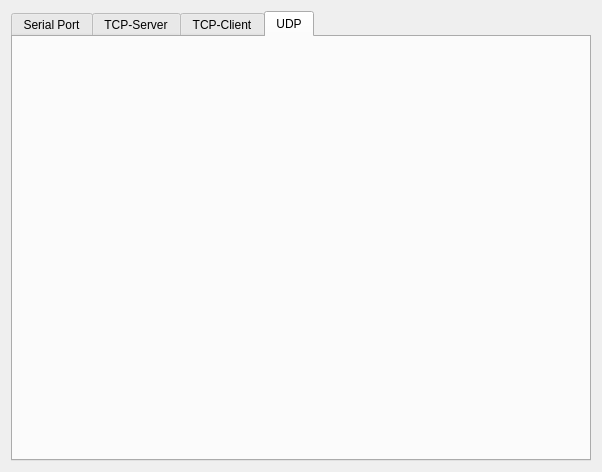
CharlosNels/DebugMyProtocol, file openroutedialog.ui: the form before one commit.
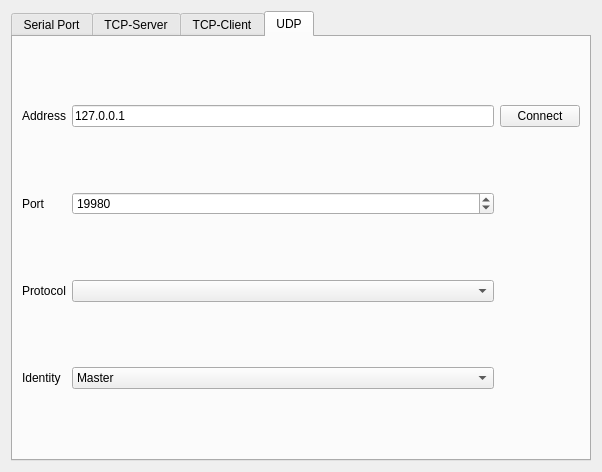
The form after the commit. The open tabs and pages were chosen to show the change.

The edit to the form file:
```diff
--- a/openroutedialog.ui
+++ b/openroutedialog.ui
@@ -276,6 +276,77 @@
       <attribute name="title">
        <string>UDP</string>
       </attribute>
+      <layout class="QGridLayout" name="gridLayout_4">
+       <item row="0" column="0">
+        <widget class="QLabel" name="label_15">
+         <property name="text">
+          <string>Address</string>
+         </property>
+        </widget>
+       </item>
+       <item row="0" column="1">
+        <widget class="QLineEdit" name="edit_udp_remote_server_addr">
+         <property name="text">
+          <string>127.0.0.1</string>
+         </property>
+        </widget>
+       </item>
+       <item row="0" column="2">
+        <widget class="QPushButton" name="button_connect_udp">
+         <property name="text">
+          <string>Connect</string>
+         </property>
+        </widget>
+       </item>
+       <item row="1" column="0">
+        <widget class="QLabel" name="label_16">
+         <property name="text">
+          <string>Port</string>
+         </property>
+        </widget>
+       </item>
+       <item row="1" column="1">
+        <widget class="QSpinBox" name="box_udp_remote_server_port">
+         <property name="maximum">
+          <number>65535</number>
+         </property>
+         <property name="value">
+          <number>19980</number>
+         </property>
+        </widget>
+       </item>
+       <item row="2" column="0">
+        <widget class="QLabel" name="label_14">
+         <property name="text">
+          <string>Protocol</string>
+         </property>
+        </widget>
+       </item>
+       <item row="2" column="1">
+        <widget class="QComboBox" name="box_udp_protocol"/>
+       </item>
+       <item row="3" column="0">
+        <widget class="QLabel" name="label_identity_udp">
+         <property name="text">
+          <string>Identity</string>
+         </property>
+        </widget>
+       </item>
+       <item row="3" column="1">
+        <widget class="QComboBox" name="box_identity_udp">
+         <item>
+          <property name="text">
+           <string>Master</string>
+          </property>
+         </item>
+         <item>
+          <property name="text">
+           <string>Slave</string>
+          </property>
+         </item>
+        </widget>
+       </item>
+      </layout>
      </widget>
     </widget>
    </item>
```
Left out of the diff: 2 changed lines with no effect on the pictures.
